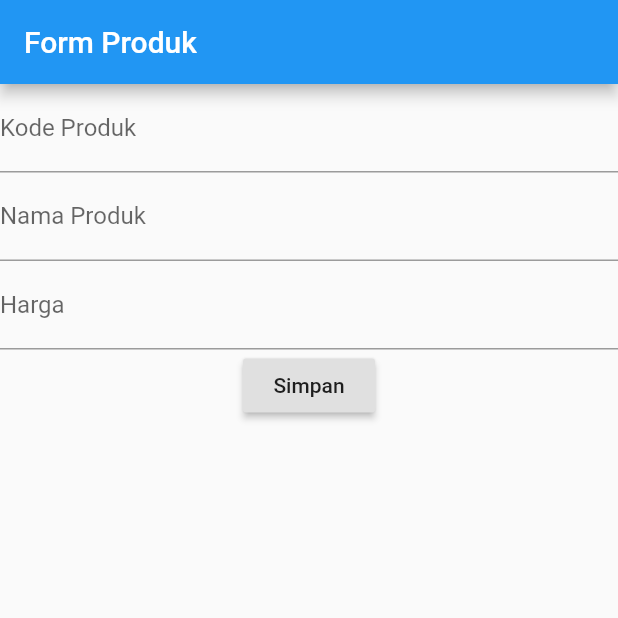
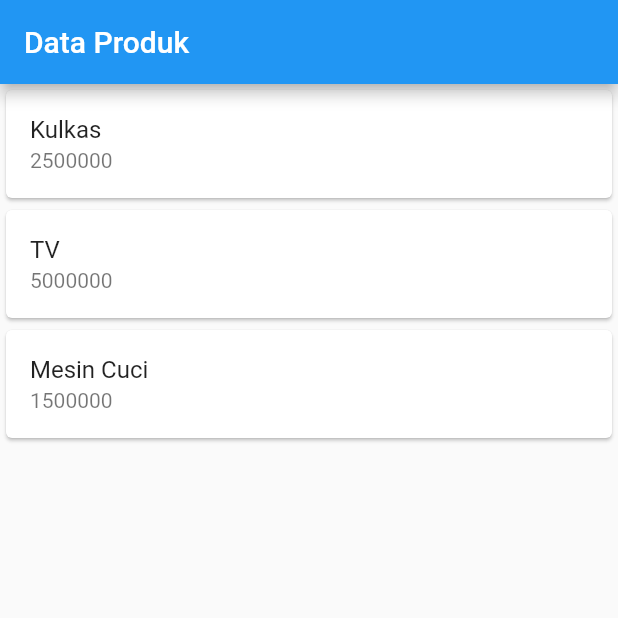
Before and after one commit to krisna12217016/belajarflutter, a Flutter app: the screen it shows after launch, on a phone screen of 412 x 824 dp, the top half of it. Run offline on Flutter 3.47's test engine with Material 2 defaults, Android fonts, the phone set to English and light mode, and no system bars.

Commit message:
materi pertemuan 3

```diff
--- a/lib/main.dart
+++ b/lib/main.dart
@@ -1,3 +1,4 @@
+import 'package:belajar_flutter/ui/produk_page.dart';
 //import 'package:belajar_flutter/ui/produk_detail.dart';
 import 'package:belajar_flutter/ui/produk_form.dart';
 import 'package:belajar_flutter/row_widget.dart';
@@ -14,7 +15,7 @@ class MyApp extends StatelessWidget {
   Widget build(BuildContext context) {
     return MaterialApp(
       title: 'Aplikasi Flutter Pertama',
-      home: ProdukForm(),
+      home: ProdukPage(),
     );
   }
 }
--- a/lib/ui/produk_page.dart
+++ b/lib/ui/produk_page.dart
@@ -0,0 +1,42 @@
+import 'package:flutter/material.dart';
+
+class ProdukPage extends StatefulWidget {
+  @override
+  _ProdukPageState createState() => _ProdukPageState();
+}
+
+class _ProdukPageState extends State<ProdukPage> {
+  @override
+  Widget build(BuildContext context) {
+    return Scaffold(
+      appBar: AppBar(
+        title: Text('Data Produk'),
+      ),
+      body: ListView(
+        children: [
+          //list1
+          Card(
+            child: ListTile(
+              title: Text('Kulkas'),
+              subtitle: Text('2500000'),
+            ),
+          ),
+          //list2
+          Card(
+            child: ListTile(
+              title: Text('TV'),
+              subtitle: Text('5000000'),
+            ),
+          ),
+          //list3
+          Card(
+            child: ListTile(
+              title: Text('Mesin Cuci'),
+              subtitle: Text('1500000'),
+            ),
+          ),
+        ],
+      ),
+    );
+  }
+}
```
